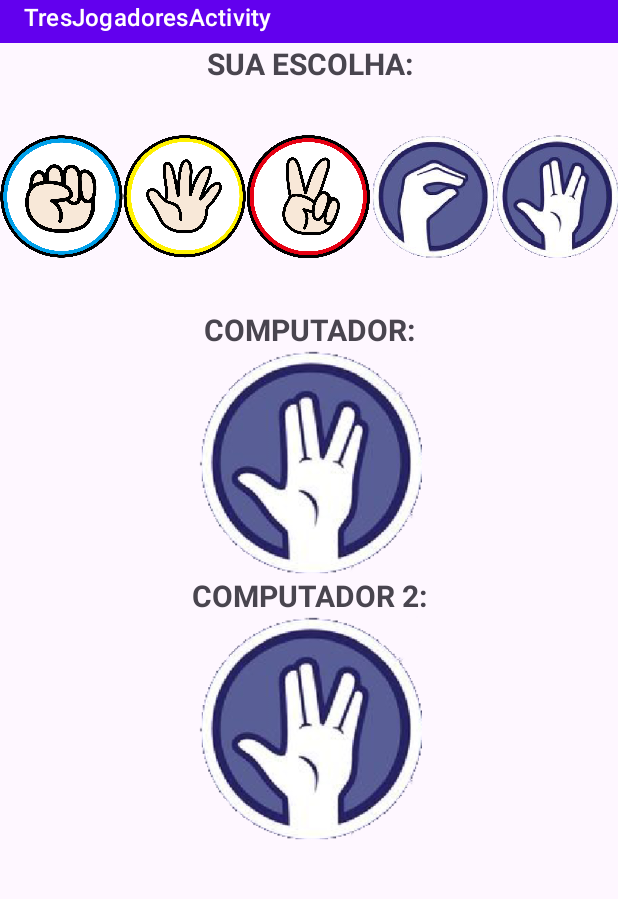
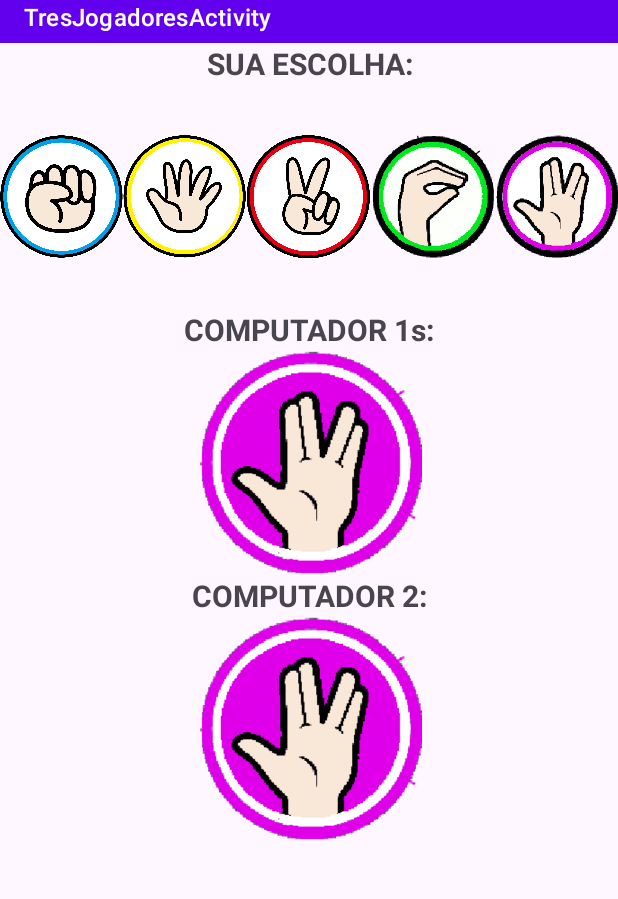
Before and after one commit to MuriloMPodenciano/PedraPapelTesoura, an Android app: the TresJogadoresActivity screen opened directly, with no data from a screen before it, after a tap on an icon or button, on a phone screen of 412 x 824 dp, the part 53-952 px from its top. Run offline under Robolectric (Android 15) with nearby library versions, the light colour scheme and no system bars; 3 other taps on this screen came first.

Commit message:
added custom icon for spock and lagarto

```diff
--- a/app/src/main/java/com/example/pedrapapeltesoura/TresJogadoresActivity.kt
+++ b/app/src/main/java/com/example/pedrapapeltesoura/TresJogadoresActivity.kt
@@ -36,8 +36,8 @@ class TresJogadoresActivity : AppCompatActivity() {
             "pedra" -> atjb.pedraBt.setImageResource(R.drawable.rock2)
             "papel" -> atjb.papelBt.setImageResource(R.drawable.paper2)
             "tesoura" -> atjb.tesouraBt.setImageResource(R.drawable.scissor2)
-            "lagarto" -> atjb.lagartoBt.setImageResource(R.drawable.lagarto) //temporary
-            "spock" -> atjb.spockBt.setImageResource(R.drawable.spock) //temporary
+            "lagarto" -> atjb.lagartoBt.setImageResource(R.drawable.lagarto2)
+            "spock" -> atjb.spockBt.setImageResource(R.drawable.spock2)
         }
 
         val computerImageView1 = atjb.computadorIv1
@@ -45,16 +45,16 @@ class TresJogadoresActivity : AppCompatActivity() {
             "pedra" -> computerImageView1.setImageResource(R.drawable.rock2)
             "papel" -> computerImageView1.setImageResource(R.drawable.paper2)
             "tesoura" -> computerImageView1.setImageResource(R.drawable.scissor2)
-            "lagarto" -> computerImageView1.setImageResource(R.drawable.lagarto)
-            "spock" -> computerImageView1.setImageResource(R.drawable.spock)
+            "lagarto" -> computerImageView1.setImageResource(R.drawable.lagarto2)
+            "spock" -> computerImageView1.setImageResource(R.drawable.spock2)
         }
         val computerImageView2 = atjb.computadorIv2
         when (computerChoice2) {
             "pedra" -> computerImageView2.setImageResource(R.drawable.rock2)
             "papel" -> computerImageView2.setImageResource(R.drawable.paper2)
             "tesoura" -> computerImageView2.setImageResource(R.drawable.scissor2)
-            "lagarto" -> computerImageView2.setImageResource(R.drawable.lagarto)
-            "spock" -> computerImageView2.setImageResource(R.drawable.spock)
+            "lagarto" -> computerImageView2.setImageResource(R.drawable.lagarto2)
+            "spock" -> computerImageView2.setImageResource(R.drawable.spock2)
         }
 
         val handler = Handler(Looper.getMainLooper())
@@ -161,7 +161,7 @@ class TresJogadoresActivity : AppCompatActivity() {
         atjb.pedraBt.setImageResource(R.drawable.rock1)
         atjb.papelBt.setImageResource(R.drawable.paper1)
         atjb.tesouraBt.setImageResource(R.drawable.scissor1)
-        atjb.lagartoBt.setImageResource(R.drawable.lagarto) //temporary
-        atjb.spockBt.setImageResource(R.drawable.spock) //temporary
+        atjb.lagartoBt.setImageResource(R.drawable.lagarto1)
+        atjb.spockBt.setImageResource(R.drawable.spock1)
     }
 }
--- a/app/src/main/res/layout/activity_doisjogadores.xml
+++ b/app/src/main/res/layout/activity_doisjogadores.xml
@@ -65,7 +65,7 @@
             android:layout_weight="1"
             android:scaleType="fitCenter"
             android:background="@null"
-            android:src="@drawable/lagarto"
+            android:src="@drawable/lagarto1"
             />
         <ImageButton android:id="@+id/spockBt"
             android:layout_width="0dp"
@@ -73,7 +73,7 @@
             android:layout_weight="1"
             android:scaleType="fitCenter"
             android:background="@null"
-            android:src="@drawable/spock"
+            android:src="@drawable/spock1"
             />
     </LinearLayout>
 
--- a/app/src/main/res/layout/activity_tresjogadores.xml
+++ b/app/src/main/res/layout/activity_tresjogadores.xml
@@ -65,7 +65,7 @@
             android:layout_weight="1"
             android:scaleType="fitCenter"
             android:background="@null"
-            android:src="@drawable/lagarto"
+            android:src="@drawable/lagarto1"
             />
         <ImageButton android:id="@+id/spockBt"
             android:layout_width="0dp"
@@ -73,14 +73,14 @@
             android:layout_weight="1"
             android:scaleType="fitCenter"
             android:background="@null"
-            android:src="@drawable/spock"
+            android:src="@drawable/spock1"
             />
     </LinearLayout>
 
     <TextView android:id="@+id/escolhaComputadorTv1"
         android:layout_width="match_parent"
         android:layout_height="wrap_content"
-        android:text="COMPUTADOR:"
+        android:text="COMPUTADOR 1s:"
         android:gravity="center"
         android:textStyle="bold"
         android:textSize="20dp"
```
Also changed, not shown: app/src/main/java/com/example/pedrapapeltesoura/DoisJogadoresActivity.kt (+6 -6 lines), app/src/main/res/drawable/lagarto.png (deleted), app/src/main/res/drawable/lagarto1.png (added), app/src/main/res/drawable/lagarto2.png (added), app/src/main/res/drawable/spock.png (deleted), app/src/main/res/drawable/spock1.png (added), app/src/main/res/drawable/spock2.png (added).
